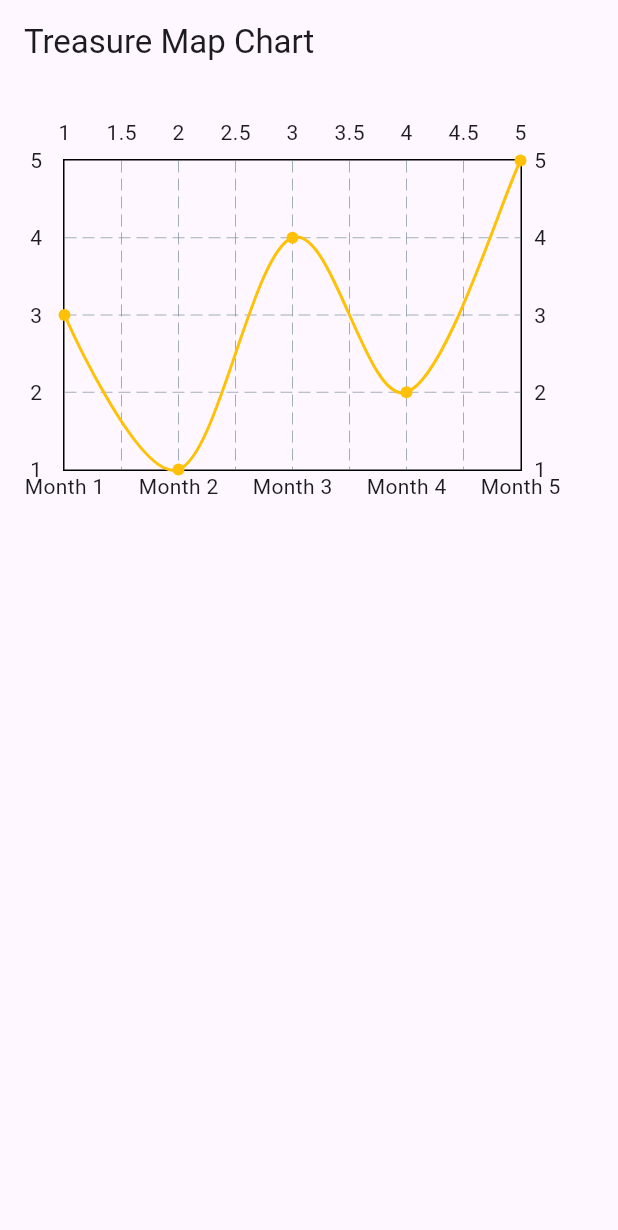
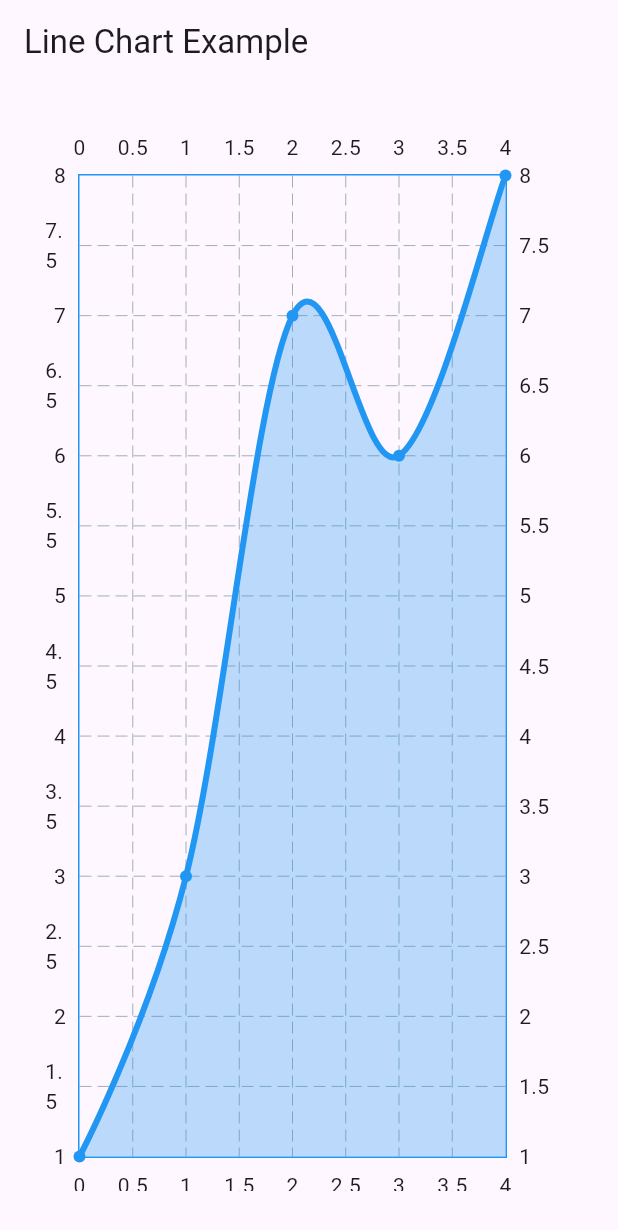
Before and after one commit to lightrao/lt25_fapp_one, a Flutter app: the screen it shows after launch, on a phone screen of 412 x 824 dp. Shown: the top 1230 px of the screen. Run offline on Flutter 3.47's test engine with Material 3 defaults, Android fonts, the phone set to English and light mode, and no system bars; drawn by our look-alikes of fl_chart.

Commit message:
fl_chart cg

```diff
--- a/lib/main.dart
+++ b/lib/main.dart
@@ -1,7 +1,9 @@
 import 'package:flutter/material.dart';
 import 'package:fl_chart/fl_chart.dart';
 
-void main() => runApp(MyApp());
+void main() {
+  runApp(const MyApp());
+}
 
 class MyApp extends StatelessWidget {
   const MyApp({super.key});
@@ -9,61 +11,63 @@ class MyApp extends StatelessWidget {
   @override
   Widget build(BuildContext context) {
     return MaterialApp(
-      home: Scaffold(
-        appBar: AppBar(title: Text('Treasure Map Chart')),
-        body: TreasureChart(),
-      ),
+      title: 'fl_chart Example',
+      home: const ChartPage(),
     );
   }
 }
 
-class TreasureChart extends StatelessWidget {
-  // Our treasure spots (data points)
-  final List<FlSpot> buriedTreasures = [
-    FlSpot(1, 3), // Month 1: 3 gold coins
-    FlSpot(2, 1), // Month 2: 1 gold coin
-    FlSpot(3, 4), // Month 3: 4 gold coins
-    FlSpot(4, 2), // Month 4: 2 gold coins
-    FlSpot(5, 5), // Month 5: 5 gold coins
-  ];
+class ChartPage extends StatelessWidget {
+  const ChartPage({super.key});
 
   @override
   Widget build(BuildContext context) {
-    return Container(
-      padding: EdgeInsets.all(20),
-      height: 300,
-      child: LineChart(
-        LineChartData(
-          // X Axis (Time Road)
-          titlesData: FlTitlesData(
-            bottomTitles: AxisTitles(
-              sideTitles: SideTitles(
-                showTitles: true,
-                getTitlesWidget: (value, meta) =>
-                    Text('Month ${value.toInt()}'),
-                interval: 1,
+    return Scaffold(
+      appBar: AppBar(
+        title: const Text('Line Chart Example'),
+      ),
+      body: Padding(
+        padding: const EdgeInsets.all(30.0),
+        child: LineChart(
+          LineChartData(
+            // Draw grid lines on the chart for a nice background effect.
+            gridData: FlGridData(show: true),
+            // Display axis titles (numbers) on the left and bottom.
+            titlesData: FlTitlesData(
+              leftTitles: AxisTitles(
+                sideTitles: SideTitles(showTitles: true),
+              ),
+              bottomTitles: AxisTitles(
+                sideTitles: SideTitles(showTitles: true),
               ),
             ),
-            // Y Axis (Gold Coast)
-            leftTitles: AxisTitles(
-              sideTitles: SideTitles(
-                showTitles: true,
-                getTitlesWidget: (value, meta) => Text('${value.toInt()}'),
-                interval: 1,
+            // Add a border around the chart.
+            borderData: FlBorderData(
+              show: true,
+              border: Border.all(color: Colors.blue),
+            ),
+            // Define the data and appearance of the line.
+            lineBarsData: [
+              LineChartBarData(
+                spots: const [
+                  FlSpot(0, 1),
+                  FlSpot(1, 3),
+                  FlSpot(2, 7),
+                  FlSpot(3, 6),
+                  FlSpot(4, 8),
+                ],
+                isCurved: true, // Makes the line smooth.
+                barWidth: 4, // Thickness of the line.
+                color: Colors.blue, // Color of the line.
+                dotData: FlDotData(show: true), // Show dots on data points.
+                belowBarData: BarAreaData(
+                  show: true,
+                  color: Colors.blue
+                      .withOpacity(0.3), // Fills the area under the line.
+                ),
               ),
-            ),
+            ],
           ),
-          // Grid lines (Map's grid)
-          gridData: FlGridData(show: true),
-          // The treasure path line
-          lineBarsData: [
-            LineChartBarData(
-              spots: buriedTreasures,
-              isCurved: true,
-              color: Colors.amber,
-              dotData: FlDotData(show: true),
-            ),
-          ],
         ),
       ),
     );
```
